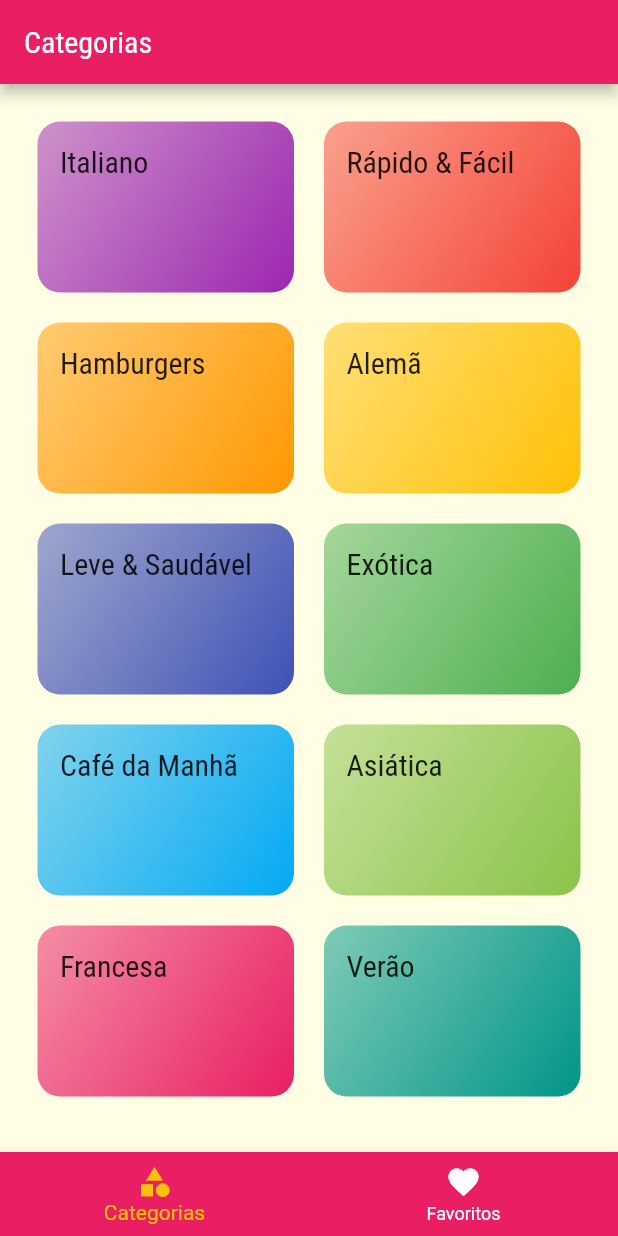
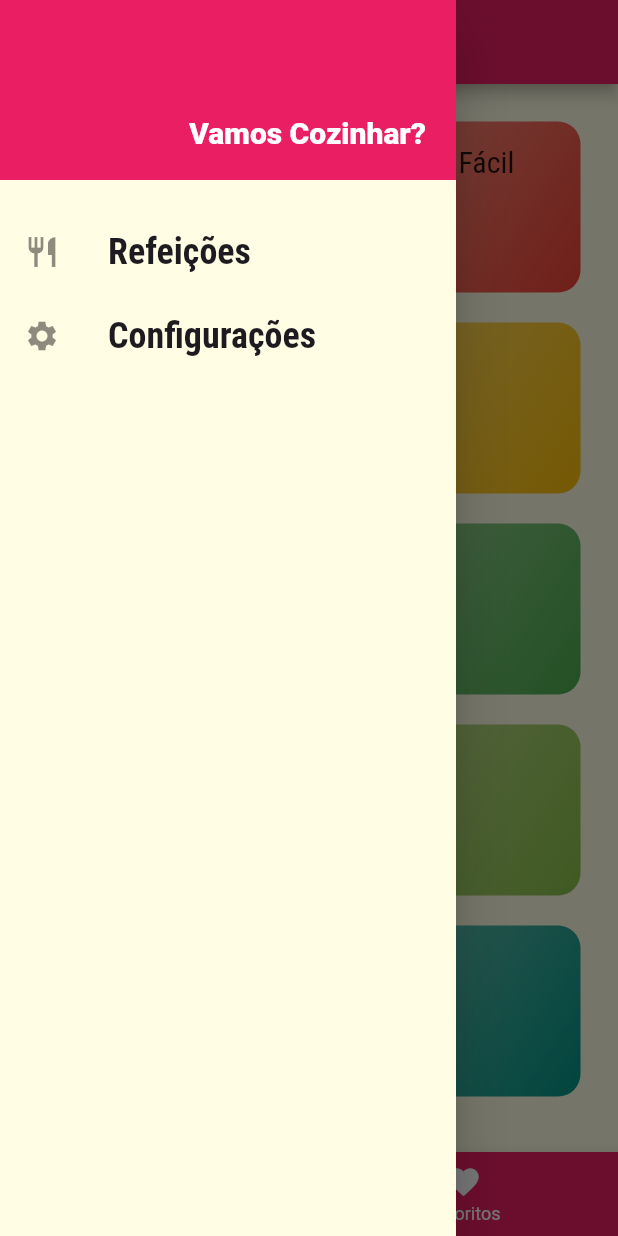
Before and after one commit to AlexGayer/meals, a Flutter app: the screen it shows after launch, with the side drawer open (before the commit the screen has no drawer), on a phone screen of 412 x 824 dp. Run offline on Flutter 3.47's test engine with Material 3 defaults, Android fonts, the phone set to English and light mode, and no system bars.

```diff
--- /dev/null
+++ b/lib/components/main_drawer.dart
@@ -0,0 +1,53 @@
+import 'package:flutter/material.dart';
+import 'package:meals/utils/app_routes.dart';
+
+class MainDrawer extends StatelessWidget {
+  const MainDrawer({super.key});
+
+  Widget _createItem(IconData icon, String label, Function() onTap) {
+    return ListTile(
+      leading: Icon(icon),
+      title: Text(
+        label,
+        style: const TextStyle(
+          fontFamily: "RobotoCondensed",
+          fontSize: 24,
+          fontWeight: FontWeight.bold,
+        ),
+      ),
+      onTap: onTap,
+    );
+  }
+
+  @override
+  Widget build(BuildContext context) {
+    return Drawer(
+      child: Column(
+        children: [
+          Container(
+            height: 120,
+            width: double.infinity,
+            padding: const EdgeInsets.all(20),
+            color: Theme.of(context).colorScheme.primary,
+            alignment: Alignment.bottomRight,
+            child: const Text(
+              "Vamos Cozinhar?",
+              style: TextStyle(fontWeight: FontWeight.w900, fontSize: 20, color: Colors.white),
+            ),
+          ),
+          const SizedBox(height: 20),
+          _createItem(
+            Icons.restaurant,
+            "Refeições",
+            () => Navigator.of(context).pushReplacementNamed(AppRoutes.home),
+          ),
+          _createItem(
+            Icons.settings,
+            "Configurações",
+            () => Navigator.of(context).pushReplacementNamed(AppRoutes.settings),
+          ),
+        ],
+      ),
+    );
+  }
+}
--- a/lib/components/meal_item.dart
+++ b/lib/components/meal_item.dart
@@ -5,7 +5,9 @@ class MealItem extends StatelessWidget {
   final Meal meal;
   const MealItem({super.key, required this.meal});
 
-  void _selectedMeal(BuildContext context) => Navigator.of(context).pushNamed("/meal-detail", arguments: meal);
+  void _selectedMeal(BuildContext context) => Navigator.of(context).pushNamed("/meal-detail", arguments: meal).then(
+        (result) => result == null ? print("sem resutado") : print(result),
+      );
   @override
   Widget build(BuildContext context) {
     return InkWell(
--- a/lib/main.dart
+++ b/lib/main.dart
@@ -1,15 +1,25 @@
 import 'package:flutter/material.dart';
+import 'package:meals/data/dummy_data.dart';
+import 'package:meals/models/meal.dart';
 import 'package:meals/screens/meal_detail_screen.dart';
+import 'package:meals/screens/settings_screen.dart';
 import 'package:meals/screens/tabs_scren.dart';
 import 'screens/categories_meals_screen.dart';
 import 'utils/app_routes.dart';
 
 void main() {
-  runApp(const MyApp());
+  runApp(MyApp());
 }
 
-class MyApp extends StatelessWidget {
+class MyApp extends StatefulWidget {
   const MyApp({Key? key}) : super(key: key);
+
+  @override
+  State<MyApp> createState() => _MyAppState();
+}
+
+class _MyAppState extends State<MyApp> {
+  final List<Meal> _availableMeals = dummyMeals;
 
   @override
   Widget build(BuildContext context) {
@@ -33,8 +43,11 @@ class MyApp extends StatelessWidget {
       ),
       routes: {
         AppRoutes.home: (ctx) => const TabsScreen(),
-        AppRoutes.categoriesMeals: (ctx) => const CategoriesMealsScreen(),
+        AppRoutes.categoriesMeals: (ctx) => CategoriesMealsScreen(
+              meals: _availableMeals,
+            ),
         AppRoutes.mealDetail: (ctx) => const MealDetail(),
+        AppRoutes.settings: (ctx) => const SettingsScreen(),
       },
     );
   }
--- a/lib/screens/meal_detail_screen.dart
+++ b/lib/screens/meal_detail_screen.dart
@@ -84,6 +84,10 @@ class MealDetail extends StatelessWidget {
           ],
         ),
       ),
+      floatingActionButton: FloatingActionButton(
+        onPressed: () => Navigator.of(context).pop(meal.title),
+        child: const Icon(Icons.star),
+      ),
     );
   }
 }
--- a/lib/screens/tabs_scren.dart
+++ b/lib/screens/tabs_scren.dart
@@ -1,4 +1,5 @@
 import 'package:flutter/material.dart';
+import 'package:meals/components/main_drawer.dart';
 import 'package:meals/screens/categories_screen.dart';
 import 'package:meals/screens/favorite_screen.dart';
 
@@ -13,8 +14,8 @@ class _TabsScreenState extends State<TabsScreen> {
   int _selectedScreenIndex = 0;
 
   final List<Map<String, Widget>> _screens = [
-    {"title": const Text("Categorias"), "screen": const CategoriesScreen()},
-    {"title": const Text("Favoritos"), "screen": const FavoriteScreen()},
+    {"title": const Text("Lista de Categorias"), "screen": const CategoriesScreen()},
+    {"title": const Text("Meus Favoritos"), "screen": const FavoriteScreen()},
   ];
 
   _selectScreen(int index) {
@@ -29,6 +30,7 @@ class _TabsScreenState extends State<TabsScreen> {
       appBar: AppBar(
         title: _screens[_selectedScreenIndex]["title"],
       ),
+      drawer: const MainDrawer(),
       body: _screens[_selectedScreenIndex]["screen"],
       bottomNavigationBar: BottomNavigationBar(
         unselectedItemColor: Colors.white,
--- a/lib/utils/app_routes.dart
+++ b/lib/utils/app_routes.dart
@@ -2,4 +2,5 @@ class AppRoutes {
   static const home = '/';
   static const categoriesMeals = '/categories-meals';
   static const mealDetail = '/meal-detail';
+  static const settings = '/settings';
 }
```
Also changed, not shown: lib/models/settings.dart (added, +13 -0 lines), lib/screens/categories_meals_screen.dart (+4 -3 lines), lib/screens/settings_screen.dart (added, +56 -0 lines).
